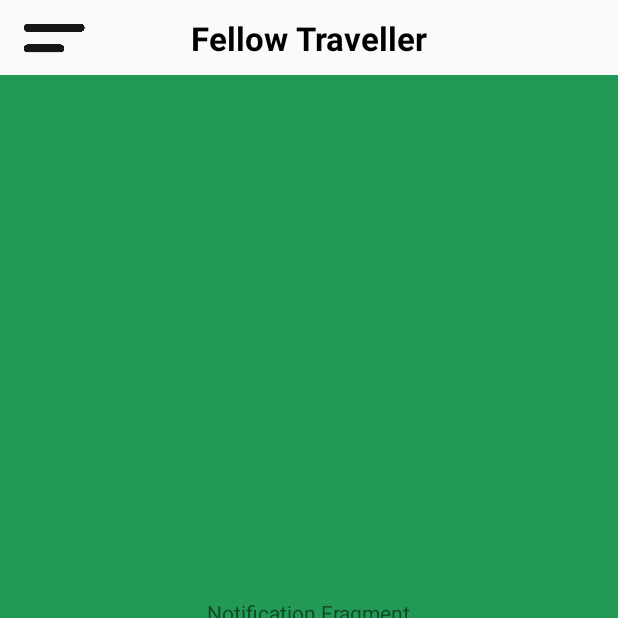
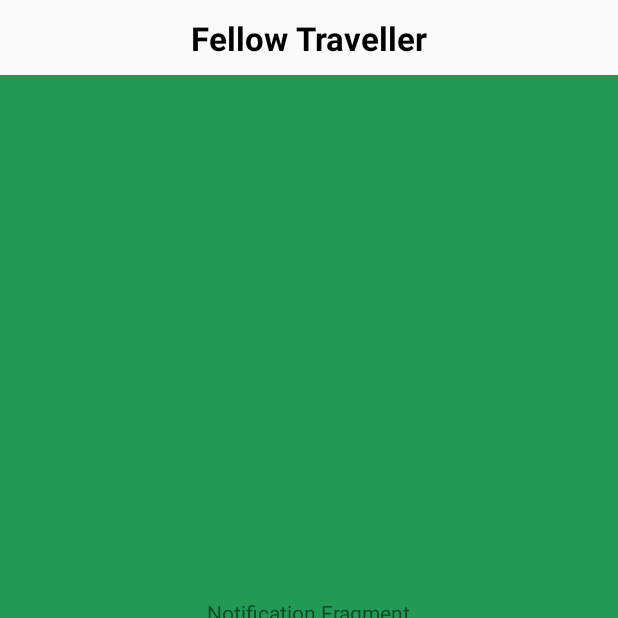
Before and after one commit to ChrissSav/FellowTraveller, an Android app: the MainHomeActivity screen opened directly, with no data from a screen before it, item 3 of the bottom bar chosen, on a phone screen of 412 x 824 dp, the top half of it. Run offline under Robolectric (Android 15) with nearby library versions, the phone set to English and light mode, and no system bars.

Commit message:
Created a Drawer
Changed the mainhome xml and create a Navigation view
                                                    Then created new menu list and connected it to Navigation list
                                                    Deleted The Pop Up from main home xml and java class

```diff
--- a/app/build.gradle
+++ b/app/build.gradle
@@ -30,6 +30,8 @@ dependencies {
     implementation 'com.google.android.material:material:1.0.0'
     implementation 'com.squareup.retrofit2:converter-gson:2.6.2'
     implementation 'com.squareup.retrofit2:retrofit:2.6.2'
+    //Drawer
+    //implementation 'com.android.support:design:26.1.0'
     //PlacesAPI
     implementation 'com.google.android.libraries.places:places:1.0.0'
 }
--- a/app/src/main/java/com/example/fellowtraveller/MainHomeActivity.java
+++ b/app/src/main/java/com/example/fellowtraveller/MainHomeActivity.java
@@ -17,7 +17,7 @@ import com.google.android.material.bottomnavigation.BottomNavigationView;
 
 public class MainHomeActivity extends AppCompatActivity {
     private Dialog dia;
-    private Button btn_popup_menu,btn2;
+   // private Button btn_popup_menu,btn2;
     @Override
     protected void onCreate(Bundle savedInstanceState) {
         super.onCreate(savedInstanceState);
@@ -52,20 +52,20 @@ public class MainHomeActivity extends AppCompatActivity {
                     }
                 });
 
-        btn_popup_menu = findViewById(R.id.home_button_popup_menu);
-        btn_popup_menu.setOnClickListener(new View.OnClickListener() {
-            public void onClick(View v)
-            {
-                dia.show();
-            }
-        });
-        btn2 = dia.findViewById(R.id.popup_button_close);
-        btn2.setOnClickListener(new View.OnClickListener() {
-            public void onClick(View v)
-            {
-                dia.dismiss();
-            }
-        });
+        //btn_popup_menu = findViewById(R.id.home_button_popup_menu);
+        //btn_popup_menu.setOnClickListener(new View.OnClickListener() {
+           // public void onClick(View v)
+            //{
+             //   dia.show();
+           // }
+       // });
+      //  btn2 = dia.findViewById(R.id.popup_button_close);
+       // btn2.setOnClickListener(new View.OnClickListener() {
+          //  public void onClick(View v)
+           // {
+            //    dia.dismiss();
+          //  }
+        //});
 
        // Intent intent = getIntent();
        // User user = intent.getParcelableExtra("user");
--- /dev/null
+++ b/app/src/main/res/drawable/ic_logout.xml
@@ -0,0 +1,9 @@
+<vector xmlns:android="http://schemas.android.com/apk/res/android"
+        android:width="24dp"
+        android:height="24dp"
+        android:viewportWidth="24.0"
+        android:viewportHeight="24.0">
+    <path
+        android:fillColor="#FF000000"
+        android:pathData="M19,6.41L17.59,5 12,10.59 6.41,5 5,6.41 10.59,12 5,17.59 6.41,19 12,13.41 17.59,19 19,17.59 13.41,12z"/>
+</vector>
--- /dev/null
+++ b/app/src/main/res/drawable/ic_person.xml
@@ -0,0 +1,9 @@
+<vector xmlns:android="http://schemas.android.com/apk/res/android"
+        android:width="24dp"
+        android:height="24dp"
+        android:viewportWidth="24.0"
+        android:viewportHeight="24.0">
+    <path
+        android:fillColor="#FF000000"
+        android:pathData="M12,12c2.21,0 4,-1.79 4,-4s-1.79,-4 -4,-4 -4,1.79 -4,4 1.79,4 4,4zM12,14c-2.67,0 -8,1.34 -8,4v2h16v-2c0,-2.66 -5.33,-4 -8,-4z"/>
+</vector>
--- /dev/null
+++ b/app/src/main/res/drawable/ic_settings.xml
@@ -0,0 +1,9 @@
+<vector xmlns:android="http://schemas.android.com/apk/res/android"
+        android:width="24dp"
+        android:height="24dp"
+        android:viewportWidth="24"
+        android:viewportHeight="24">
+    <path
+        android:fillColor="#FF000000"
+        android:pathData="M19.1,12.9a2.8,2.8 0,0 0,0.1 -0.9,2.8 2.8,0 0,0 -0.1,-0.9l2.1,-1.6a0.7,0.7 0,0 0,0.1 -0.6L19.4,5.5a0.7,0.7 0,0 0,-0.6 -0.2l-2.4,1a6.5,6.5 0,0 0,-1.6 -0.9l-0.4,-2.6a0.5,0.5 0,0 0,-0.5 -0.4H10.1a0.5,0.5 0,0 0,-0.5 0.4L9.3,5.4a5.6,5.6 0,0 0,-1.7 0.9l-2.4,-1a0.4,0.4 0,0 0,-0.5 0.2l-2,3.4c-0.1,0.2 0,0.4 0.2,0.6l2,1.6a2.8,2.8 0,0 0,-0.1 0.9,2.8 2.8,0 0,0 0.1,0.9L2.8,14.5a0.7,0.7 0,0 0,-0.1 0.6l1.9,3.4a0.7,0.7 0,0 0,0.6 0.2l2.4,-1a6.5,6.5 0,0 0,1.6 0.9l0.4,2.6a0.5,0.5 0,0 0,0.5 0.4h3.8a0.5,0.5 0,0 0,0.5 -0.4l0.3,-2.6a5.6,5.6 0,0 0,1.7 -0.9l2.4,1a0.4,0.4 0,0 0,0.5 -0.2l2,-3.4c0.1,-0.2 0,-0.4 -0.2,-0.6ZM12,15.6A3.6,3.6 0,1 1,15.6 12,3.6 3.6,0 0,1 12,15.6Z"/>
+</vector>
--- /dev/null
+++ b/app/src/main/res/drawable/ic_wallet.xml
@@ -0,0 +1,9 @@
+<vector xmlns:android="http://schemas.android.com/apk/res/android"
+        android:width="24dp"
+        android:height="24dp"
+        android:viewportWidth="24.0"
+        android:viewportHeight="24.0">
+    <path
+        android:fillColor="#FF000000"
+        android:pathData="M21,18v1c0,1.1 -0.9,2 -2,2L5,21c-1.11,0 -2,-0.9 -2,-2L3,5c0,-1.1 0.89,-2 2,-2h14c1.1,0 2,0.9 2,2v1h-9c-1.11,0 -2,0.9 -2,2v8c0,1.1 0.89,2 2,2h9zM12,16h10L22,8L12,8v8zM16,13.5c-0.83,0 -1.5,-0.67 -1.5,-1.5s0.67,-1.5 1.5,-1.5 1.5,0.67 1.5,1.5 -0.67,1.5 -1.5,1.5z"/>
+</vector>
--- a/app/src/main/res/layout/activity_mainhome.xml
+++ b/app/src/main/res/layout/activity_mainhome.xml
@@ -15,15 +15,7 @@
         app:layout_constraintStart_toStartOf="parent"
         app:layout_constraintTop_toTopOf="parent">
 
-        <Button
-            android:id="@+id/home_button_popup_menu"
-            android:layout_width="41dp"
-            android:layout_height="20dp"
-            android:layout_marginStart="15dp"
-            android:background="@drawable/btn_popup"
-            app:layout_constraintBottom_toBottomOf="parent"
-            app:layout_constraintStart_toStartOf="parent"
-            app:layout_constraintTop_toTopOf="parent" />
+
 
         <TextView
             android:id="@+id/home_textView3"
@@ -39,6 +31,25 @@
             app:layout_constraintTop_toTopOf="parent" />
     </androidx.constraintlayout.widget.ConstraintLayout>
 
+
+    <androidx.drawerlayout.widget.DrawerLayout
+        android:layout_width="match_parent"
+        android:layout_height="match_parent"
+        android:id="@+id/myDrawer"
+        >
+    <com.google.android.material.navigation.NavigationView
+        android:layout_width="wrap_content"
+        android:layout_height="match_parent"
+        android:background="@color/colorBlue"
+        app:itemTextColor="@color/colorWhite"
+        app:itemIconTint="@color/colorWhite"
+        app:menu="@menu/my_menu"
+        app:headerLayout="@layout/header_drawer"
+        android:layout_gravity="start"
+        >
+
+    </com.google.android.material.navigation.NavigationView>
+    </androidx.drawerlayout.widget.DrawerLayout>
     <FrameLayout
         android:id="@+id/fragment_container"
         android:layout_width="fill_parent"
--- /dev/null
+++ b/app/src/main/res/menu/my_menu.xml
@@ -0,0 +1,21 @@
+<?xml version="1.0" encoding="utf-8"?>
+<menu xmlns:app="http://schemas.android.com/apk/res-auto"
+    xmlns:android="http://schemas.android.com/apk/res/android">
+
+    <item
+        android:id="@+id/profile"
+        android:icon="@drawable/ic_person"
+        android:title="Προφίλ" />
+    <item
+        android:id="@+id/wallet"
+        android:icon="@drawable/ic_wallet"
+        android:title="Πορτοφόλι" />
+    <item
+        android:id="@+id/settings"
+        android:icon="@drawable/ic_settings"
+        android:title="Ρυθμίσεις" />
+    <item
+        android:id="@+id/logout"
+        android:icon="@drawable/ic_logout"
+        android:title="Αποσύνδεση" />
+</menu>
--- a/app/src/main/res/values/colors.xml
+++ b/app/src/main/res/values/colors.xml
@@ -3,4 +3,6 @@
     <color name="colorPrimary">#008577</color>
     <color name="colorPrimaryDark">#00574B</color>
     <color name="colorAccent">#D81B60</color>
+    <color name="colorBlue">#3f51b5</color>
+    <color name="colorWhite">#FFF</color>
 </resources>
--- a/app/src/main/res/values/strings.xml
+++ b/app/src/main/res/values/strings.xml
@@ -10,4 +10,6 @@
         <item>4</item>
         <item>5</item>
     </string-array>
+    <string name="open">Open</string>
+    <string name="close">Close</string>
 </resources>
```
Also changed, not shown: app/src/main/res/drawable/user_pic.xml (added, +11 -0 lines), app/src/main/res/layout/header_drawer.xml (added, +37 -0 lines).
